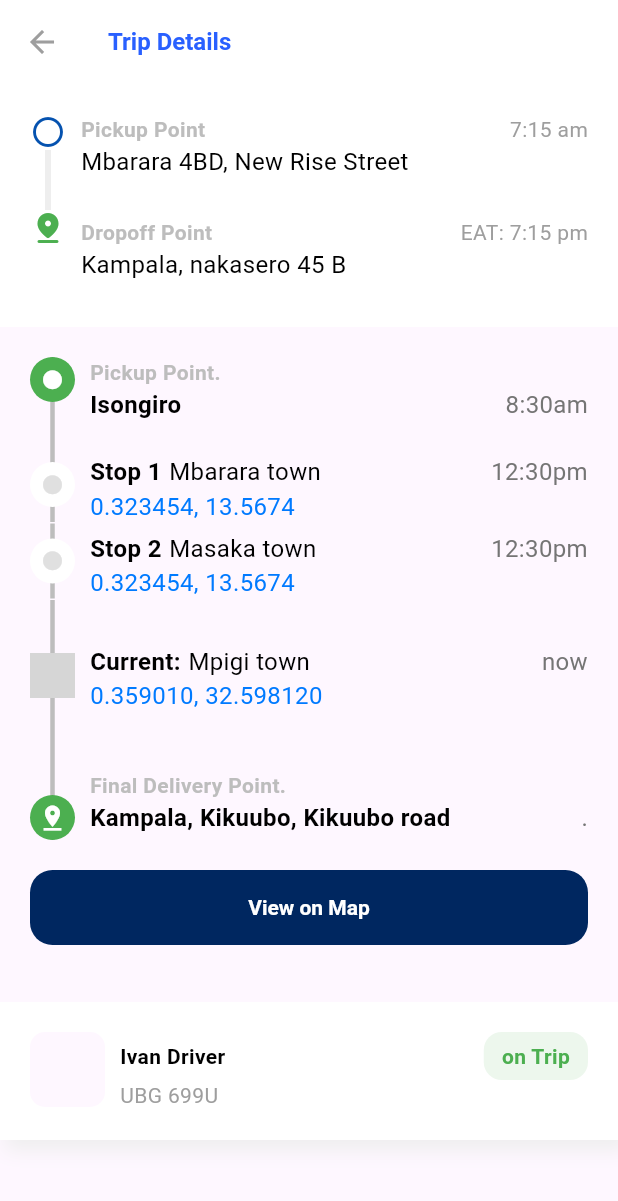
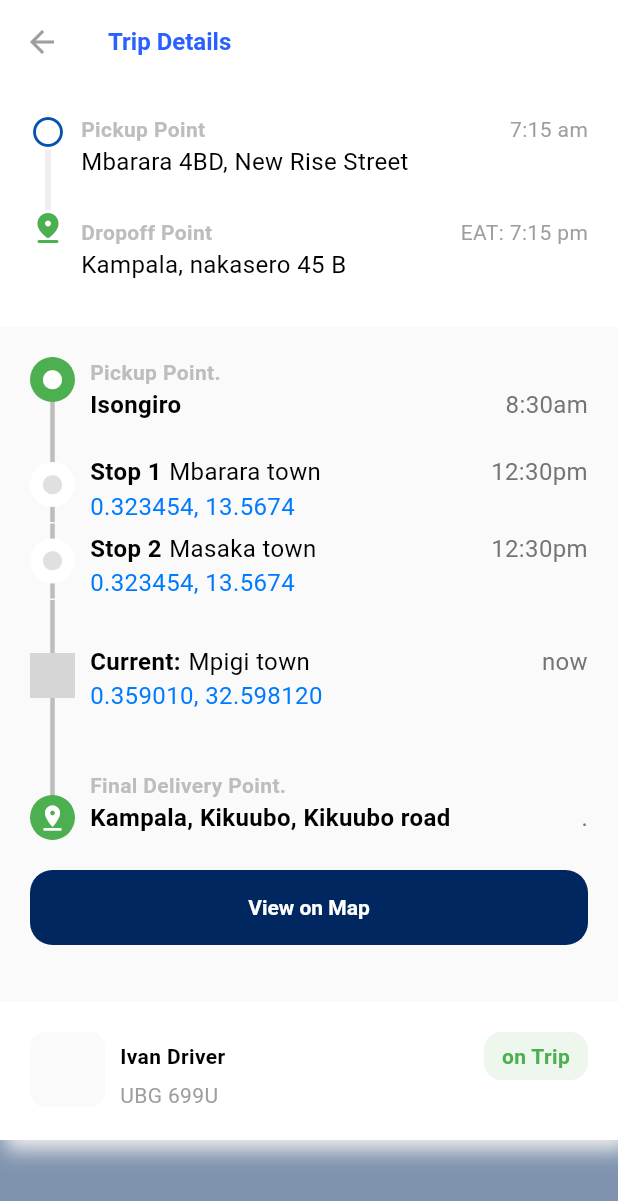
Before and after one commit to Bakkarian/dayalogapp, a Flutter app: the TripDetails screen opened directly, on a phone screen of 412 x 824 dp. Shown: the top 1201 px of the screen. Run offline on Flutter 3.47's test engine with Material 3 defaults, Android fonts, the light colour scheme and no system bars; our stand-ins replace cloud_firestore, firebase_core, get, lottie, shared_preferences and 1 more; missing offline and left inert: custom_info_window, dart:ffi, google_maps_widget, qr_code_scanner; accounts and stored records are empty; network calls fail; Roboto replaces fonts that are missing (ahronbd); grey boxes are pictures that could not be loaded.

Commit message:
fixed flutter upgrade issues

```diff
--- a/lib/common/tripItem.dart
+++ b/lib/common/tripItem.dart
@@ -150,7 +150,7 @@
               detailedView?Container(
                 height: 120,
                 decoration: BoxDecoration(
-                  color: Styles.themeData(_mainController.themeChangeProvider.darkTheme, context).backgroundColor,
+                  color: Styles.themeData(_mainController.themeChangeProvider.darkTheme, context).canvasColor,
                   borderRadius: BorderRadius.circular(10)
                 ),
               ):SizedBox(),
@@ -168,7 +168,7 @@
                     width: 50,
                     height: 50,
                     decoration: BoxDecoration(
-                        color: Styles.themeData(_mainController.themeChangeProvider.darkTheme, context).backgroundColor,
+                        color: Styles.themeData(_mainController.themeChangeProvider.darkTheme, context).canvasColor,
                         borderRadius: BorderRadius.circular(10)
                     ),
                   ),
--- a/lib/pages/Launcher/Launcher.dart
+++ b/lib/pages/Launcher/Launcher.dart
@@ -62,7 +62,7 @@
   @override
   Widget build(BuildContext context) {
     return Scaffold(
-      backgroundColor: Styles.themeData(_mainController.themeChangeProvider.darkTheme, context).backgroundColor,
+      // backgroundColor: Styles.themeData(_mainController.themeChangeProvider.darkTheme, context).backgroundColor,
       body: Center(
         child: Image.asset(
           _mainController.themeChangeProvider.darkTheme?"assets/images/logo-white.png":"assets/images/logo.png",
--- a/lib/pages/TripDetails/TripDetails.dart
+++ b/lib/pages/TripDetails/TripDetails.dart
@@ -20,7 +20,7 @@
   @override
   Widget build(BuildContext context) {
     return Scaffold(
-      backgroundColor: Styles.themeData(_mainController.themeChangeProvider.darkTheme, context).backgroundColor,
+      // backgroundColor: Styles.themeData(_mainController.themeChangeProvider.darkTheme, context).canvasColor,
       appBar: AppBar(
         leading: IconButton(
           icon: Icon(
--- a/lib/pages/TripDetails/widgets/tripDetailedItem.dart
+++ b/lib/pages/TripDetails/widgets/tripDetailedItem.dart
@@ -178,7 +178,7 @@
             height: animation.value,
             width: double.infinity,
             decoration: BoxDecoration(
-              color: Styles.themeData(_mainController.themeChangeProvider.darkTheme, context).backgroundColor,
+              color: Styles.themeData(_mainController.themeChangeProvider.darkTheme, context).canvasColor,
               // borderRadius: BorderRadius.circular(10)
             ),
             padding: EdgeInsets.all(20),
@@ -586,7 +586,7 @@
                   width: 50,
                   height: 50,
                   decoration: BoxDecoration(
-                      color: Styles.themeData(_mainController.themeChangeProvider.darkTheme, context).backgroundColor,
+                      color: Styles.themeData(_mainController.themeChangeProvider.darkTheme, context).canvasColor,
                       borderRadius: BorderRadius.circular(10)
                   ),
                 ),
--- a/lib/pages/home/MapTracker.dart
+++ b/lib/pages/home/MapTracker.dart
@@ -67,7 +67,7 @@
   @override
   Widget build(BuildContext context) {
     return Scaffold(
-      backgroundColor: Styles.themeData(_mainController.themeChangeProvider.darkTheme, context).backgroundColor,
+      // backgroundColor: Styles.themeData(_mainController.themeChangeProvider.darkTheme, context).canvasColor,
       appBar: AppBar(
         title: Row(
           children: [
--- a/lib/pages/home/desktopHomePage.dart
+++ b/lib/pages/home/desktopHomePage.dart
@@ -19,7 +19,7 @@
   @override
   Widget build(BuildContext context) {
     return Scaffold(
-      backgroundColor: Styles.themeData(_mainController.themeChangeProvider.darkTheme, context).backgroundColor,
+      backgroundColor: Styles.themeData(_mainController.themeChangeProvider.darkTheme, context).canvasColor,
       appBar: AppBar(
         // Here we take the value from the MyHomePage object that was created by
         // the App.build method, and use it to set our appbar title.
@@ -159,7 +159,7 @@
                         width: 50,
                         height: 50,
                         decoration: BoxDecoration(
-                            color: Styles.themeData(_mainController.themeChangeProvider.darkTheme, context).backgroundColor,
+                            color: Styles.themeData(_mainController.themeChangeProvider.darkTheme, context).canvasColor,
                             borderRadius: BorderRadius.circular(10)
                         ),
                       ),
--- a/lib/pages/home/mobileHomePage.dart
+++ b/lib/pages/home/mobileHomePage.dart
@@ -37,7 +37,7 @@
   Widget build(BuildContext context) {
     return Scaffold(
       key: _key,
-      backgroundColor: Styles.themeData(_mainController.themeChangeProvider.darkTheme, context).backgroundColor,
+      // backgroundColor: Styles.themeData(_mainController.themeChangeProvider.darkTheme, context).backgroundColor,
       appBar: AppBar(
         leading: IconButton(
           icon: Icon(
--- a/lib/pages/home/tabletHomePage.dart
+++ b/lib/pages/home/tabletHomePage.dart
@@ -159,7 +159,7 @@
                         width: 50,
                         height: 50,
                         decoration: BoxDecoration(
-                            color: Styles.themeData(_mainController.themeChangeProvider.darkTheme, context).backgroundColor,
+                            color: Styles.themeData(_mainController.themeChangeProvider.darkTheme, context).canvasColor,
                             borderRadius: BorderRadius.circular(10)
                         ),
                       ),
--- a/lib/pages/viewLocation/ViewLocation.dart
+++ b/lib/pages/viewLocation/ViewLocation.dart
@@ -155,7 +155,7 @@
   @override
   Widget build(BuildContext context) {
     return Scaffold(
-      backgroundColor: Styles.themeData(_mainController.themeChangeProvider.darkTheme, context).backgroundColor,
+      backgroundColor: Styles.themeData(_mainController.themeChangeProvider.darkTheme, context).canvasColor,
       appBar: AppBar(
         title: Text(
             "View Location"
--- a/lib/styles/styles.dart
+++ b/lib/styles/styles.dart
@@ -11,7 +11,18 @@
       // primarySwatch: Colors.red,
       primaryColor: isDarkTheme ? Colors.black : primaryColor,
 
-      backgroundColor: isDarkTheme ? Colors.black : Color(0xffF4F4F4),
+      // backgroundColor: isDarkTheme ? Colors.black : Color(0xffF4F4F4),
+        colorScheme: ColorScheme(
+          primary: isDarkTheme ? Color(0xFF151515) : primaryColor,
+          brightness: isDarkTheme ? Brightness.dark : Brightness.light,
+          onPrimary: isDarkTheme ? Color(0xFF151515) : veryVeryLightGrey,
+          secondary: isDarkTheme ? primaryColor : accentColor,
+          onSecondary: isDarkTheme ? primaryColor : accentColor,
+          error: red,
+          onError: red,
+          surface: primaryColor.withOpacity(0.5),
+          onSurface: primaryColor.withOpacity(0.5),
+        ),
 
       indicatorColor: isDarkTheme ? Color(0xff0E1D36) : Color(0xffCBDCF8),
       // buttonColor: isDarkTheme ? Color(0xff3B3B3B) : primaryColor,
```
Also changed, not shown: 2 other files.
